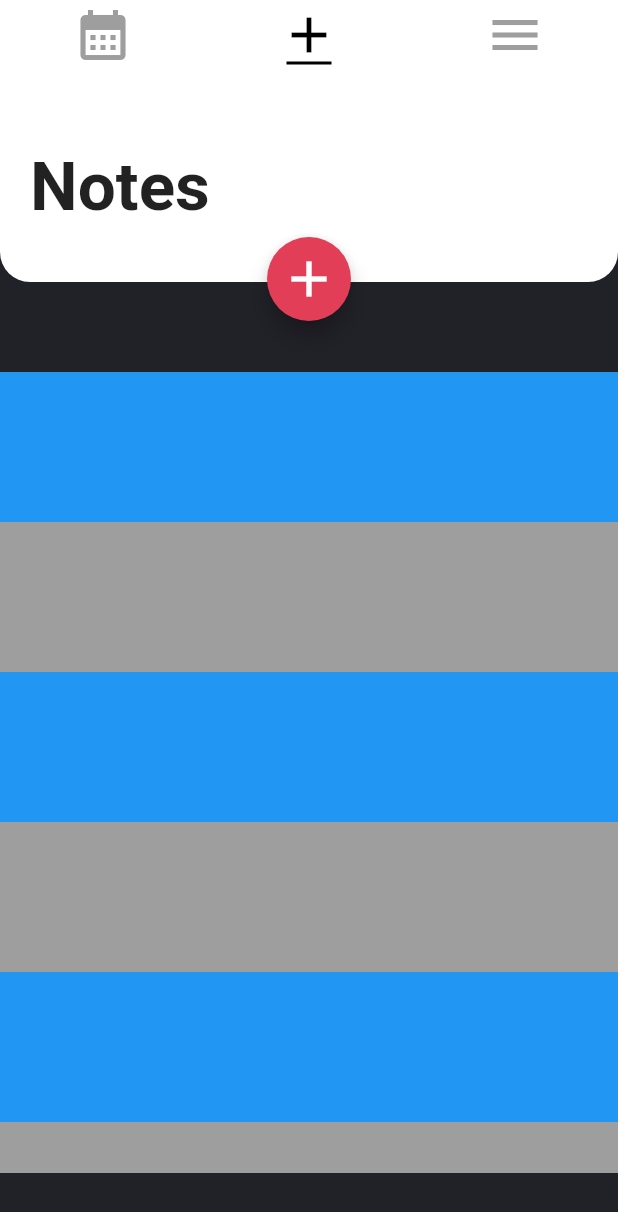
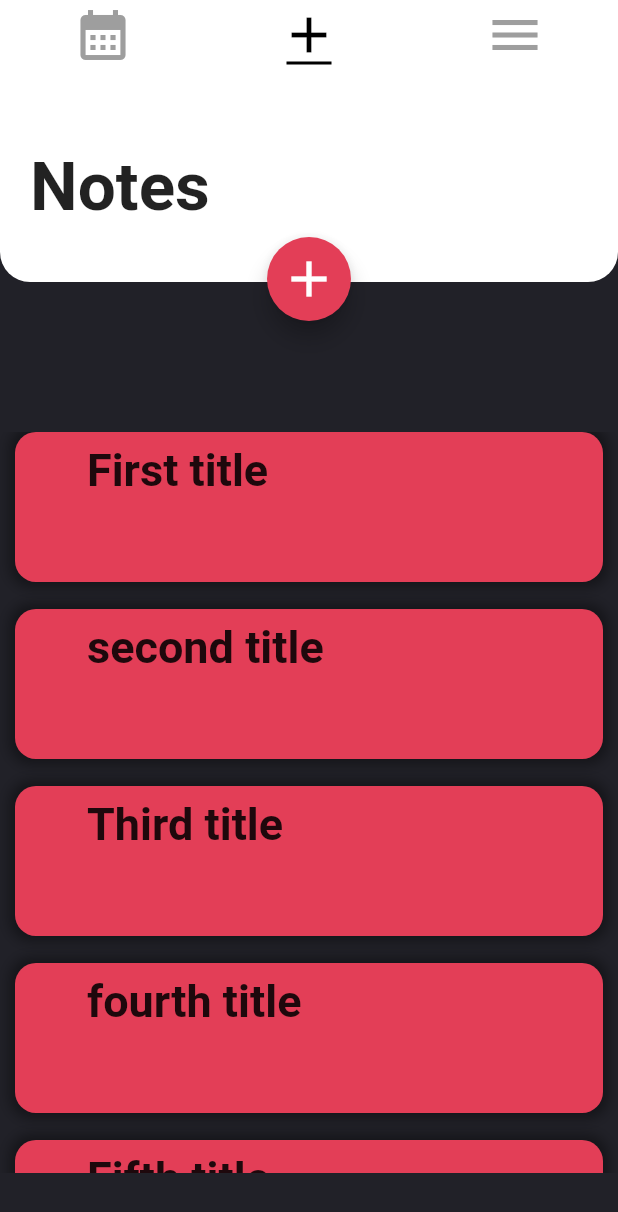
Before and after one commit to YasserEmam25/todo_app, a Flutter app: the screen it shows after launch, tab 2 chosen, on a phone screen of 412 x 824 dp. Shown: the top 1212 px of the screen. Run offline on Flutter 3.47's test engine with Material 2 defaults, Android fonts, the phone set to English and light mode, and no system bars.

Commit message:
finished ui for now we need to start in the back-end.

```diff
--- a/lib/ui/add_note/add_note.dart
+++ b/lib/ui/add_note/add_note.dart
@@ -20,7 +20,7 @@ class _AddNoteState extends State<AddNote> {
           Stack(
             overflow: Overflow.visible,
             children: [
-              TaskList(),
+              const TaskList(),
               Container(
                 width: double.infinity,
                 height: 140,
--- /dev/null
+++ b/lib/ui/add_note/add_note_view_model.dart
@@ -0,0 +1,28 @@
+class TaskModel {
+  List<Task> getTasks() {
+    List<Task> tasks = [
+      Task("First title"),
+      Task("second title"),
+      Task("Third title"),
+      Task("fourth title"),
+      Task("Fifth title"),
+      Task("Sixth title"),
+    ];
+    return tasks;
+  }
+}
+
+class Task {
+  String title;
+  late String note;
+  late DateTime timeToComplete;
+  late bool completed;
+  late String repeats;
+  late DateTime deadline;
+  late List<DateTime> reminder;
+  late String taskId;
+
+  Task(this.title) {
+    completed = false;
+  }
+}
--- a/lib/ui/add_note/task_list.dart
+++ b/lib/ui/add_note/task_list.dart
@@ -1,4 +1,7 @@
 import 'package:flutter/material.dart';
+import 'package:todo_app/ui/add_note/add_note_view_model.dart';
+
+import '../../models/global.dart';
 
 class TaskList extends StatefulWidget {
   const TaskList({Key? key}) : super(key: key);
@@ -8,58 +11,76 @@ class TaskList extends StatefulWidget {
 }
 
 class _TaskListState extends State<TaskList> {
+  // function that creates children of ListView
+  List<Widget> list = [];
+  List<Task> taskList = TaskModel().getTasks();
+
+  getTasks() {
+    for (int i = 0; i < 6; i++) {
+      list.add(Container(
+        margin: const EdgeInsets.only(bottom: 18, left: 10, right: 10),
+        padding: const EdgeInsets.all(8),
+        height: 100,
+        key: ValueKey(taskList[i]),
+        decoration: BoxDecoration(
+            color: redColor,
+            borderRadius: const BorderRadius.all(Radius.circular(14)),
+            boxShadow: [
+              BoxShadow(
+                color: Colors.black.withOpacity(0.4),
+                spreadRadius: 3,
+                blurRadius: 7,
+              )
+            ]),
+        child: Container(
+          margin: const EdgeInsets.only(left: 40),
+          child: Text(
+            "${taskList[i].title}",
+            style: const TextStyle(
+              fontSize: 30,
+              fontWeight: FontWeight.bold,
+            ),
+          ),
+        ),
+      ));
+    }
+  }
+
+  @override
+  void initState() {
+    // TODO: implement initState
+    super.initState();
+    getTasks();
+  }
+
   @override
   Widget build(BuildContext context) {
     return Container(
-      padding: const EdgeInsets.only(top: 40),
+      padding: const EdgeInsets.only(top: 80),
       child: SizedBox(
-        height: MediaQuery.of(context).size.height - 130,
+        height: MediaQuery.of(context).size.height - 170,
         child: Container(
           margin: const EdgeInsets.only(top: 160),
-          child: ListView(
-            shrinkWrap: true,
-            children: [
-              Container(
-                height: 100,
-                color: Colors.blue,
-              ),
-              Container(
-                height: 100,
-                color: Colors.grey,
-              ),
-              Container(
-                height: 100,
-                color: Colors.blue,
-              ),
-              Container(
-                height: 100,
-                color: Colors.grey,
-              ),
-              Container(
-                height: 100,
-                color: Colors.blue,
-              ),
-              Container(
-                height: 100,
-                color: Colors.grey,
-              ),
-              Container(
-                height: 100,
-                color: Colors.blue,
-              ),
-              Container(
-                height: 100,
-                color: Colors.grey,
-              ),
-              Container(
-                height: 100,
-                color: Colors.blue,
-              ),
-              Container(
-                height: 100,
-                color: Colors.grey,
-              ),
-            ],
+          child: Theme(
+            data: ThemeData(
+              canvasColor: Colors.transparent,
+            ),
+            child: ReorderableListView.builder(
+              itemCount: list.length,
+              itemBuilder: (context, ind) {
+                return list[ind];
+              },
+              onReorder: (int oldIndex, int newIndex) {
+                setState(() {
+                  final index = newIndex > oldIndex ? newIndex - 1 : newIndex;
+                  final task = taskList.removeAt(oldIndex);
+                  final listTemp = list.removeAt(oldIndex);
+
+                  taskList.insert(index, task);
+                  list.insert(index, listTemp);
+                });
+              },
+            ),
           ),
         ),
       ),
```
